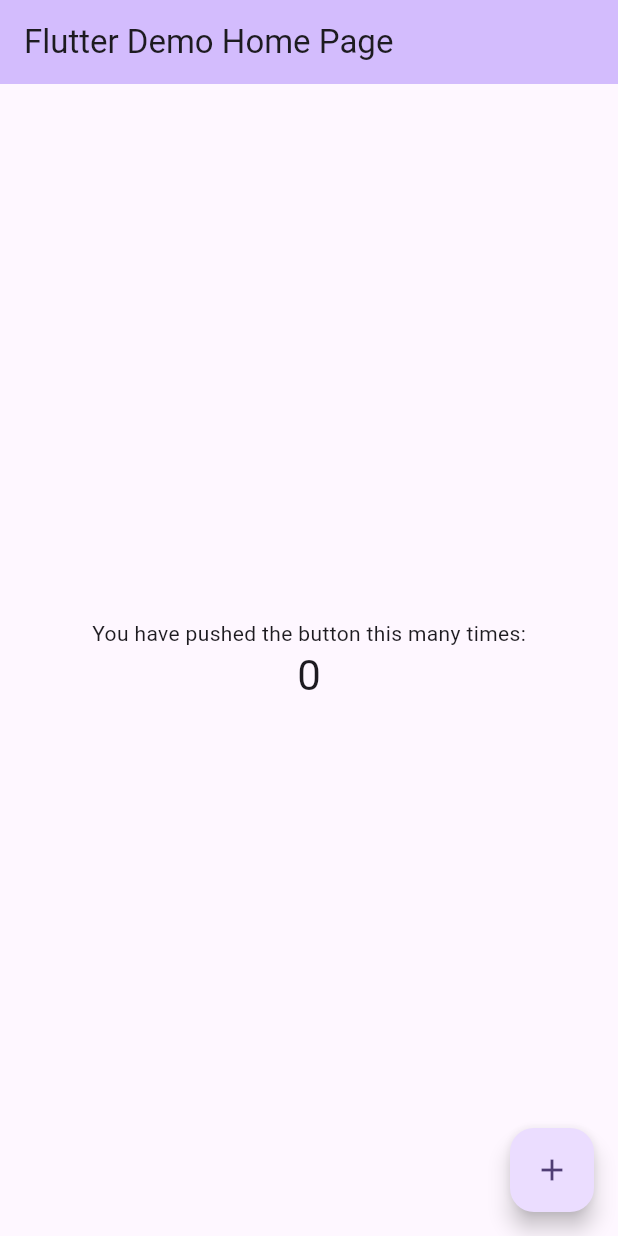
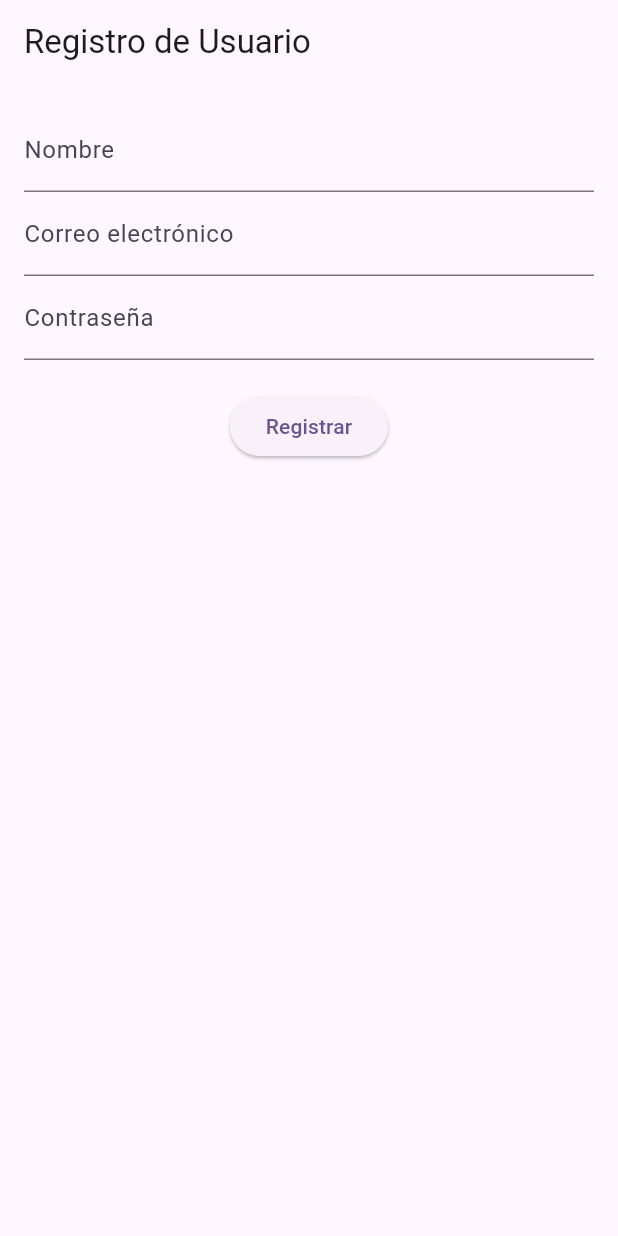
Before and after one commit to PatoV16/frontend_sga, a Flutter app: the screen it shows after launch, on a phone screen of 412 x 824 dp. Run offline on Flutter 3.47's test engine with Material 3 defaults, Android fonts, the phone set to English and light mode, and no system bars.

Commit message:
create users

```diff
--- a/frontend_sga/lib/main.dart
+++ b/frontend_sga/lib/main.dart
@@ -1,4 +1,5 @@
 import 'package:flutter/material.dart';
+import 'package:frontend_sga/src/screen/user/user.screen.dart';
 
 void main() {
   runApp(const MyApp());
@@ -30,93 +31,7 @@
         // tested with just a hot reload.
         colorScheme: ColorScheme.fromSeed(seedColor: Colors.deepPurple),
       ),
-      home: const MyHomePage(title: 'Flutter Demo Home Page'),
+      home: UserFormPage(),
     );
   }
 }
-
-class MyHomePage extends StatefulWidget {
-  const MyHomePage({super.key, required this.title});
-
-  // This widget is the home page of your application. It is stateful, meaning
-  // that it has a State object (defined below) that contains fields that affect
-  // how it looks.
-
-  // This class is the configuration for the state. It holds the values (in this
-  // case the title) provided by the parent (in this case the App widget) and
-  // used by the build method of the State. Fields in a Widget subclass are
-  // always marked "final".
-
-  final String title;
-
-  @override
-  State<MyHomePage> createState() => _MyHomePageState();
-}
-
-class _MyHomePageState extends State<MyHomePage> {
-  int _counter = 0;
-
-  void _incrementCounter() {
-    setState(() {
-      // This call to setState tells the Flutter framework that something has
-      // changed in this State, which causes it to rerun the build method below
-      // so that the display can reflect the updated values. If we changed
-      // _counter without calling setState(), then the build method would not be
-      // called again, and so nothing would appear to happen.
-      _counter++;
-    });
-  }
-
-  @override
-  Widget build(BuildContext context) {
-    // This method is rerun every time setState is called, for instance as done
-    // by the _incrementCounter method above.
-    //
-    // The Flutter framework has been optimized to make rerunning build methods
-    // fast, so that you can just rebuild anything that needs updating rather
-    // than having to individually change instances of widgets.
-    return Scaffold(
-      appBar: AppBar(
-        // TRY THIS: Try changing the color here to a specific color (to
-        // Colors.amber, perhaps?) and trigger a hot reload to see the AppBar
-        // change color while the other colors stay the same.
-        backgroundColor: Theme.of(context).colorScheme.inversePrimary,
-        // Here we take the value from the MyHomePage object that was created by
-        // the App.build method, and use it to set our appbar title.
-        title: Text(widget.title),
-      ),
-      body: Center(
-        // Center is a layout widget. It takes a single child and positions it
-        // in the middle of the parent.
-        child: Column(
-          // Column is also a layout widget. It takes a list of children and
-          // arranges them vertically. By default, it sizes itself to fit its
-          // children horizontally, and tries to be as tall as its parent.
-          //
-          // Column has various properties to control how it sizes itself and
-          // how it positions its children. Here we use mainAxisAlignment to
-          // center the children vertically; the main axis here is the vertical
-          // axis because Columns are vertical (the cross axis would be
-          // horizontal).
-          //
-          // TRY THIS: Invoke "debug painting" (choose the "Toggle Debug Paint"
-          // action in the IDE, or press "p" in the console), to see the
-          // wireframe for each widget.
-          mainAxisAlignment: MainAxisAlignment.center,
-          children: <Widget>[
-            const Text('You have pushed the button this many times:'),
-            Text(
-              '$_counter',
-              style: Theme.of(context).textTheme.headlineMedium,
-            ),
-          ],
-        ),
-      ),
-      floatingActionButton: FloatingActionButton(
-        onPressed: _incrementCounter,
-        tooltip: 'Increment',
-        child: const Icon(Icons.add),
-      ), // This trailing comma makes auto-formatting nicer for build methods.
-    );
-  }
-}
--- /dev/null
+++ b/frontend_sga/lib/src/models/user.model.dart
@@ -0,0 +1,41 @@
+class User {
+  final int id;
+  final String name;
+  final String email;
+  final String password;
+  final bool isActive;
+  final DateTime createdAt;
+
+  User({
+    required this.id,
+    required this.name,
+    required this.email,
+    required this.password,
+    required this.isActive,
+    required this.createdAt,
+  });
+
+  // Factory constructor para crear un User desde JSON
+  factory User.fromJson(Map<String, dynamic> json) {
+    return User(
+      id: json['id'],
+      name: json['name'],
+      email: json['email'],
+      password: json['password'],
+      isActive: json['isActive'],
+      createdAt: DateTime.parse(json['createdAt']),
+    );
+  }
+
+  // Método para convertir User a JSON
+  Map<String, dynamic> toJson() {
+    return {
+      'id': id,
+      'name': name,
+      'email': email,
+      'password': password,
+      'isActive': isActive,
+      'createdAt': createdAt.toIso8601String(),
+    };
+  }
+}
--- /dev/null
+++ b/frontend_sga/lib/src/screen/user/user.screen.dart
@@ -0,0 +1,89 @@
+import 'package:flutter/material.dart';
+import 'package:frontend_sga/src/models/user.model.dart';
+import 'package:frontend_sga/src/service/user.service.dart';
+
+
+class UserFormPage extends StatefulWidget {
+  const UserFormPage({super.key});
+
+  @override
+  State<UserFormPage> createState() => _UserFormPageState();
+}
+
+class _UserFormPageState extends State<UserFormPage> {
+  final _formKey = GlobalKey<FormState>();
+  final _nameController = TextEditingController();
+  final _emailController = TextEditingController();
+  final _passwordController = TextEditingController();
+
+  final UserService _userService = UserService();
+
+  Future<void> _submitForm() async {
+    if (_formKey.currentState!.validate()) {
+      final user = User(
+        id: 0, // Se ignora, lo genera el backend
+        name: _nameController.text,
+        email: _emailController.text,
+        password: _passwordController.text,
+        isActive: true,
+        createdAt: DateTime.now(), // Se puede ignorar también
+      );
+
+      try {
+        await _userService.createUser(user);
+        ScaffoldMessenger.of(context).showSnackBar(
+          const SnackBar(content: Text('Usuario creado exitosamente')),
+        );
+        _nameController.clear();
+        _emailController.clear();
+        _passwordController.clear();
+      } catch (e) {
+        ScaffoldMessenger.of(context).showSnackBar(
+          SnackBar(content: Text('Error: $e')),
+        );
+      }
+    }
+  }
+
+  @override
+  Widget build(BuildContext context) {
+    return Scaffold(
+      appBar: AppBar(title: const Text('Registro de Usuario')),
+      body: Padding(
+        padding: const EdgeInsets.all(16.0),
+        child: Form(
+          key: _formKey,
+          child: Column(
+            children: [
+              TextFormField(
+                controller: _nameController,
+                decoration: const InputDecoration(labelText: 'Nombre'),
+                validator: (value) =>
+                    value!.isEmpty ? 'Ingresa tu nombre' : null,
+              ),
+              TextFormField(
+                controller: _emailController,
+                decoration: const InputDecoration(labelText: 'Correo electrónico'),
+                keyboardType: TextInputType.emailAddress,
+                validator: (value) =>
+                    value!.isEmpty ? 'Ingresa un correo válido' : null,
+              ),
+              TextFormField(
+                controller: _passwordController,
+                decoration: const InputDecoration(labelText: 'Contraseña'),
+                obscureText: true,
+                validator: (value) =>
+                    value!.length < 6 ? 'Mínimo 6 caracteres' : null,
+              ),
+              const SizedBox(height: 20),
+              ElevatedButton(
+                onPressed: _submitForm,
+                child: const Text('Registrar'),
+              ),
+            ],
+          ),
+        ),
+      ),
+    );
+  }
+}
--- a/frontend_sga/pubspec.yaml
+++ b/frontend_sga/pubspec.yaml
@@ -34,6 +34,7 @@ dependencies:
   # The following adds the Cupertino Icons font to your application.
   # Use with the CupertinoIcons class for iOS style icons.
   cupertino_icons: ^1.0.8
+  http: ^1.4.0
 
 dev_dependencies:
   flutter_test:
```
Also changed, not shown: frontend_sga/lib/src/service/user.service.dart (added, +65 -0 lines), frontend_sga/pubspec.lock.
